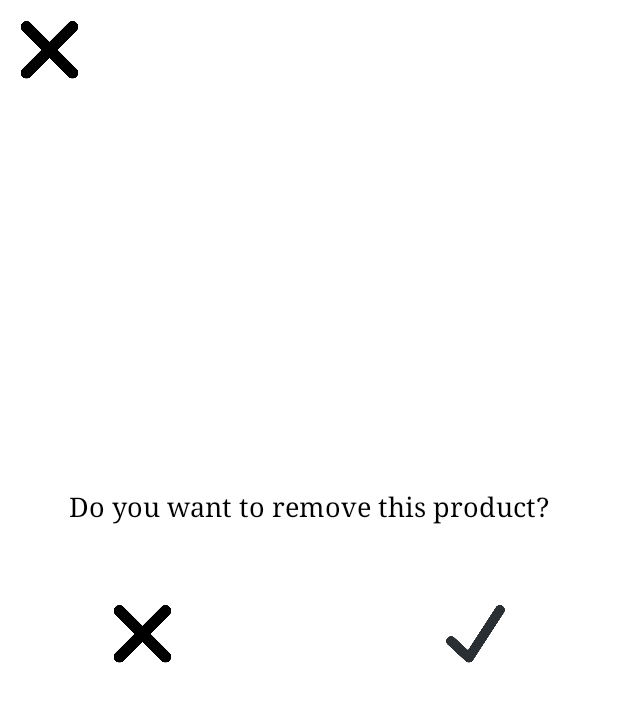
After one commit to ak307/Med_Express, an Android app: the DeleteProductActivity screen opened directly, with no data from a screen before it, on a phone screen of 412 x 824 dp. The commit adds this screen. Shown: the top 702 px of the screen. Run offline under Robolectric (Android 15) with nearby library versions, the light colour scheme and no system bars.

Commit message:
Update & Delete Navigation in listview

```diff
--- a/app/build.gradle
+++ b/app/build.gradle
@@ -54,10 +54,8 @@ dependencies {
     annotationProcessor 'com.github.bumptech.glide:compiler:4.11.0'
 
 
-    // firbase for android 11
+    // firebase for android 11
     implementation "io.grpc:grpc-okhttp:1.32.2"
 
 
-
-
 }
--- /dev/null
+++ b/app/src/main/java/com/group/medexpress/DeleteProductActivity.java
@@ -0,0 +1,45 @@
+package com.group.medexpress;
+
+import androidx.appcompat.app.AppCompatActivity;
+
+import android.media.Image;
+import android.os.Bundle;
+import android.view.View;
+import android.widget.ImageButton;
+
+public class DeleteProductActivity extends AppCompatActivity {
+    private ImageButton deleteBackBtn;
+    private ImageButton deleteCancelBtn;
+
+    @Override
+    protected void onCreate(Bundle savedInstanceState) {
+        super.onCreate(savedInstanceState);
+        setContentView(R.layout.activity_delete_product);
+
+        deleteBackBtn = (ImageButton) findViewById(R.id.deleteBackBtn);
+        deleteCancelBtn = (ImageButton) findViewById(R.id.deleteCancelBtn);
+
+
+        setDeleteBackBtn();
+        setDeleteCancelBtn();
+    }
+
+    private void setDeleteBackBtn(){
+        deleteBackBtn.setOnClickListener(new View.OnClickListener() {
+            @Override
+            public void onClick(View v) {
+                onBackPressed();
+            }
+        });
+    }
+
+    private void setDeleteCancelBtn(){
+        deleteCancelBtn.setOnClickListener(new View.OnClickListener() {
+            @Override
+            public void onClick(View v) {
+                onBackPressed();
+            }
+        });
+    }
+
+}
--- a/app/src/main/java/com/group/medexpress/LogInActivity.java
+++ b/app/src/main/java/com/group/medexpress/LogInActivity.java
@@ -133,7 +133,7 @@ public class LogInActivity extends AppCompatActivity {
         backBtn.setOnClickListener(new View.OnClickListener() {
             @Override
             public void onClick(View v) {
-                sendToMainActivity();
+                onBackPressed();
             }
         });
     }
--- /dev/null
+++ b/app/src/main/res/layout/activity_delete_product.xml
@@ -0,0 +1,55 @@
+<?xml version="1.0" encoding="utf-8"?>
+<androidx.constraintlayout.widget.ConstraintLayout xmlns:android="http://schemas.android.com/apk/res/android"
+    xmlns:app="http://schemas.android.com/apk/res-auto"
+    xmlns:tools="http://schemas.android.com/tools"
+    android:layout_width="match_parent"
+    android:layout_height="match_parent"
+    tools:context=".DeleteProductActivity">
+
+    <ImageButton
+        android:id="@+id/deleteBackBtn"
+        android:layout_width="50dp"
+        android:layout_height="50dp"
+        android:layout_marginStart="8dp"
+        android:layout_marginTop="8dp"
+        android:background="@drawable/xbtn"
+        app:layout_constraintStart_toStartOf="parent"
+        app:layout_constraintTop_toTopOf="parent" />
+
+    <TextView
+        android:layout_width="wrap_content"
+        android:layout_height="wrap_content"
+        android:layout_weight="0.8"
+        android:layout_marginBottom="150dp"
+        android:fontFamily="serif"
+        android:text="Do you want to remove this product?"
+        android:textColor="@color/black"
+        android:textSize="18dp"
+        app:layout_constraintBottom_toBottomOf="parent"
+        app:layout_constraintEnd_toEndOf="parent"
+        app:layout_constraintStart_toStartOf="parent"
+        app:layout_constraintTop_toTopOf="parent" />
+
+    <ImageButton
+        android:id="@+id/deleteCancelBtn"
+        android:layout_width="50dp"
+        android:layout_height="50dp"
+        android:layout_marginStart="70dp"
+        android:layout_marginTop="20dp"
+        android:background="@drawable/xbtn"
+        app:layout_constraintBottom_toBottomOf="parent"
+        app:layout_constraintStart_toStartOf="parent"
+        app:layout_constraintTop_toTopOf="parent" />
+
+    <ImageButton
+        android:id="@+id/deleteYesBtn"
+        android:layout_width="50dp"
+        android:layout_height="50dp"
+        android:layout_marginEnd="70dp"
+        android:layout_marginTop="20dp"
+        android:background="@drawable/checkicon"
+        app:layout_constraintBottom_toBottomOf="parent"
+        app:layout_constraintEnd_toEndOf="parent"
+        app:layout_constraintTop_toTopOf="parent" />
+
+</androidx.constraintlayout.widget.ConstraintLayout>
--- a/app/src/main/res/layout/activity_create_product.xml
+++ b/app/src/main/res/layout/activity_update_product.xml
@@ -42,7 +42,7 @@
                 android:layout_marginLeft="24dp"
                 android:layout_weight="0.8"
                 android:fontFamily="serif"
-                android:text="Create a product"
+                android:text="Update the product"
                 android:textColor="@color/black"
                 android:textSize="20dp"
                 android:textStyle="bold" />
```
Also changed, not shown: app/src/main/AndroidManifest.xml (+10 -5 lines), app/src/main/java/com/group/medexpress/HomeFragment.java (+1 -6 lines), app/src/main/java/com/group/medexpress/ListviewAdapters/ProductsListviewAdapter.java (+27 -1 lines), app/src/main/java/com/group/medexpress/UpdateProductActivity.java (added, +299 -0 lines).
